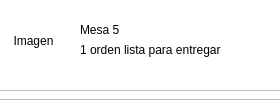
AngelGenis/Appetizer, file appetizer-core/components-mesero/notificacionmesero.ui: the form before one commit.
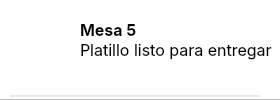
The form after the commit. Icons and pictures are not drawn.

The edit to the form file:
```diff
--- a/appetizer-core/components-mesero/notificacionmesero.ui
+++ b/appetizer-core/components-mesero/notificacionmesero.ui
@@ -42,8 +42,14 @@
      <height>20</height>
     </rect>
    </property>
+   <property name="font">
+    <font>
+     <family>SF Pro Display</family>
+     <pointsize>12</pointsize>
+    </font>
+   </property>
    <property name="text">
-    <string>1 orden lista para entregar</string>
+    <string>Platillo listo para entregar</string>
    </property>
    <property name="alignment">
     <set>Qt::AlignLeading|Qt::AlignLeft|Qt::AlignVCenter</set>
@@ -58,6 +64,14 @@
      <height>20</height>
     </rect>
    </property>
+   <property name="font">
+    <font>
+     <family>SF Pro Display</family>
+     <pointsize>12</pointsize>
+     <weight>75</weight>
+     <bold>true</bold>
+    </font>
+   </property>
    <property name="text">
     <string>Mesa 5</string>
    </property>
@@ -77,7 +91,7 @@
    <property name="styleSheet">
     <string notr="true">background: white;
 border: none;
-border-bottom: 1px solid #BFBFBF;</string>
+</string>
    </property>
    <property name="text">
     <string/>
@@ -93,12 +107,45 @@
     </rect>
    </property>
    <property name="text">
-    <string>Imagen</string>
+    <string/>
+   </property>
+   <property name="pixmap">
+    <pixmap resource="../Resources.qrc">:/Img/favicon.png</pixmap>
    </property>
    <property name="alignment">
     <set>Qt::AlignCenter</set>
    </property>
   </widget>
+  <widget class="QLabel" name="label">
+   <property name="geometry">
+    <rect>
+     <x>-100</x>
+     <y>30</y>
+     <width>47</width>
+     <height>13</height>
+    </rect>
+   </property>
+   <property name="text">
+    <string>TextLabel</string>
+   </property>
+  </widget>
+  <widget class="QLabel" name="label_2">
+   <property name="geometry">
+    <rect>
+     <x>10</x>
+     <y>95</y>
+     <width>250</width>
+     <height>2</height>
+    </rect>
+   </property>
+   <property name="styleSheet">
+    <string notr="true">border: none;
+background: #E9E9E9;</string>
+   </property>
+   <property name="text">
+    <string/>
+   </property>
+  </widget>
   <zorder>label_3</zorder>
   <zorder>informacion</zorder>
   <zorder>numMesa</zorder>
```
Left out of the diff: 6 changed lines with no effect on the pictures.
